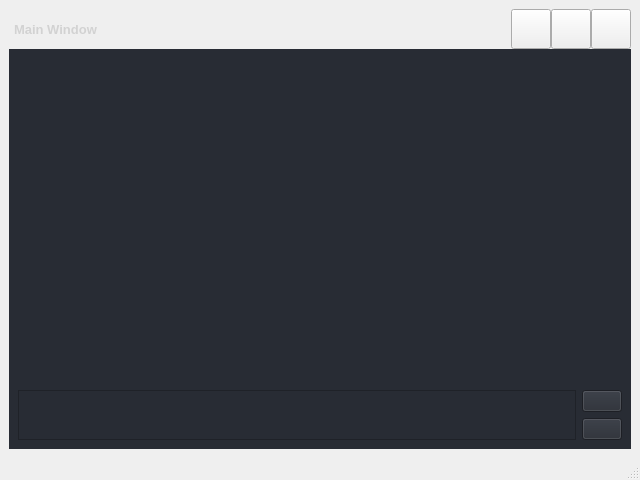
Old version of the form src/ui/pyside_ui/forms/main_window.ui in the repository DariuszMak/fullstack-python-app.
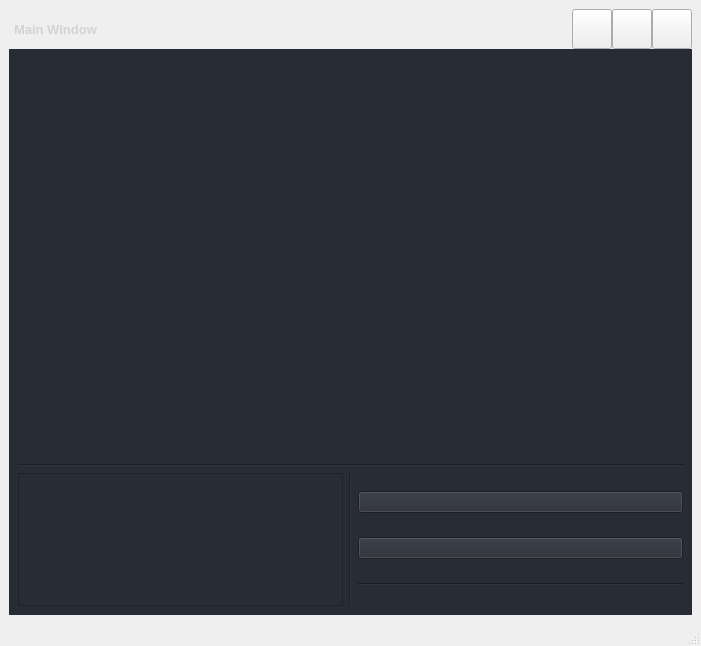
New version of the form. Icons and pictures are not drawn.

Commit message: better layout

What changed in the file:
```diff
--- a/src/ui/pyside_ui/forms/main_window.ui
+++ b/src/ui/pyside_ui/forms/main_window.ui
@@ -6,8 +6,8 @@
       <rect>
         <x>0</x>
         <y>0</y>
-        <width>640</width>
-        <height>480</height>
+        <width>701</width>
+        <height>646</height>
       </rect>
     </property>
     <property name="minimumSize">
@@ -388,7 +388,7 @@
                     <item>
                       <widget class="QFrame" name="frame_main_content">
                         <property name="sizePolicy">
-                          <sizepolicy hsizetype="MinimumExpanding" vsizetype="MinimumExpanding">
+                          <sizepolicy hsizetype="Expanding" vsizetype="Expanding">
                             <horstretch>0</horstretch>
                             <verstretch>0</verstretch>
                           </sizepolicy>
@@ -406,7 +406,7 @@
                           <item>
                             <widget class="QFrame" name="frame_clock_widget">
                               <property name="sizePolicy">
-                                <sizepolicy hsizetype="Expanding" vsizetype="Expanding">
+                                <sizepolicy hsizetype="MinimumExpanding" vsizetype="MinimumExpanding">
                                   <horstretch>0</horstretch>
                                   <verstretch>0</verstretch>
                                 </sizepolicy>
@@ -420,6 +420,13 @@
                               <layout class="QHBoxLayout" name="horizontalLayout_9"/>
                             </widget>
                           </item>
+                          <item>
+                            <widget class="Line" name="line_2">
+                              <property name="orientation">
+                                <enum>Qt::Orientation::Horizontal</enum>
+                              </property>
+                            </widget>
+                          </item>
                           <item>
                             <layout class="QHBoxLayout" name="horizontalLayout_6">
                               <item>
@@ -444,20 +451,30 @@
                                       <rect>
                                         <x>0</x>
                                         <y>0</y>
-                                        <width>546</width>
-                                        <height>56</height>
+                                        <width>320</width>
+                                        <height>95</height>
                                       </rect>
                                     </property>
                                     <layout class="QVBoxLayout" name="weatherScoreContainerLayout"/>
                                   </widget>
                                 </widget>
                               </item>
+                              <item>
+                                <widget class="Line" name="line">
+                                  <property name="orientation">
+                                    <enum>Qt::Orientation::Vertical</enum>
+                                  </property>
+                                </widget>
+                              </item>
                               <item>
                                 <layout class="QVBoxLayout" name="frame_query_parameters">
+                                  <property name="sizeConstraint">
+                                    <enum>QLayout::SizeConstraint::SetDefaultConstraint</enum>
+                                  </property>
                                   <item>
                                     <widget class="QPushButton" name="openWindowButton">
                                       <property name="sizePolicy">
-                                        <sizepolicy hsizetype="Minimum" vsizetype="Fixed">
+                                        <sizepolicy hsizetype="MinimumExpanding" vsizetype="Fixed">
                                           <horstretch>0</horstretch>
                                           <verstretch>0</verstretch>
                                         </sizepolicy>
@@ -470,7 +487,7 @@
                                   <item>
                                     <widget class="QPushButton" name="checkWeatherScoreButton">
                                       <property name="sizePolicy">
-                                        <sizepolicy hsizetype="Minimum" vsizetype="Fixed">
+                                        <sizepolicy hsizetype="MinimumExpanding" vsizetype="Fixed">
                                           <horstretch>0</horstretch>
                                           <verstretch>0</verstretch>
                                         </sizepolicy>
@@ -480,6 +497,13 @@
                                       </property>
                                     </widget>
                                   </item>
+                                  <item>
+                                    <widget class="Line" name="line_3">
+                                      <property name="orientation">
+                                        <enum>Qt::Orientation::Horizontal</enum>
+                                      </property>
+                                    </widget>
+                                  </item>
                                 </layout>
                               </item>
                             </layout>
```
Left out of the diff: 2 changed lines with no effect on the pictures. The commit also changes 1 other file.
